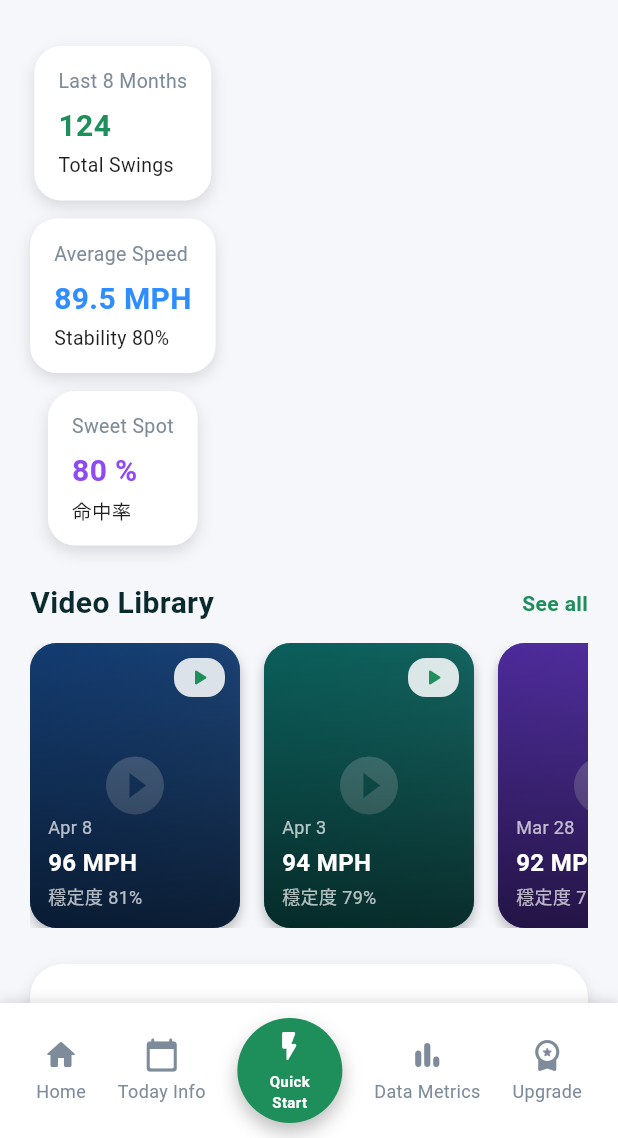
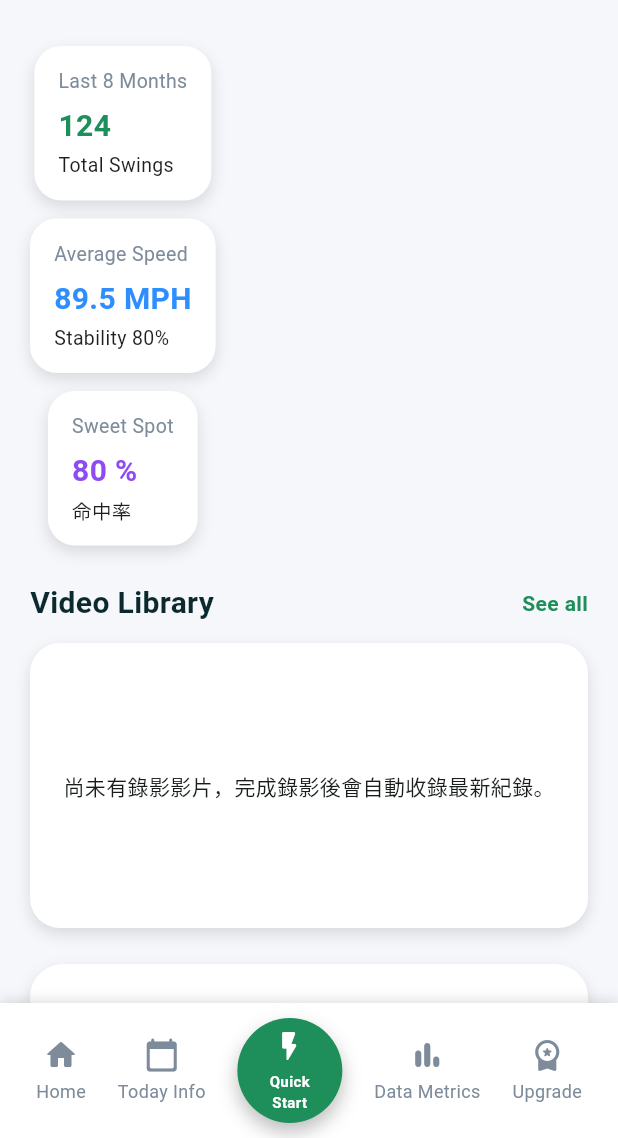
Before and after one commit to mywaytech168/golf_score_app, a Flutter app: the HomePage screen opened directly with empty values, on a phone screen of 412 x 824 dp, the part 98-1236 px from its top. Run offline on Flutter 3.47's test engine with Material 3 defaults, Android fonts, the phone set to English and light mode, and no system bars; our stand-ins replace camera, file_picker, flutter_blue_plus, permission_handler, rxdart, video_player; missing offline and left inert: dart:html, flutter_audio_capture.

Commit message:
前端 - 修正 - 首頁儀表板 - 調整影片庫排序與導覽行為

```diff
--- a/lib/pages/home_page.dart
+++ b/lib/pages/home_page.dart
@@ -70,15 +70,24 @@ class _HomePageState extends State<HomePage> {
     );
   }
 
-  /// 建立影片縮圖方塊，模擬設計稿中的 Video Library
-  Widget _buildVideoTile(_VideoCardData data) {
+  /// 建立影片縮圖方塊，將最新錄影資訊轉換為設計稿風格
+  Widget _buildVideoTile({
+    required RecordingHistoryEntry entry,
+    required Color baseColor,
+  }) {
+    // ---------- 字串組裝區 ----------
+    final recordedAt = entry.recordedAt;
+    final dateLabel = '${recordedAt.month.toString().padLeft(2, '0')}/${recordedAt.day.toString().padLeft(2, '0')}';
+    final durationLabel = '時長 ${entry.durationSeconds} 秒';
+    final modeLabel = entry.modeLabel;
+
     return Container(
       width: 140,
       margin: const EdgeInsets.only(right: 16),
       decoration: BoxDecoration(
         borderRadius: BorderRadius.circular(18),
         gradient: LinearGradient(
-          colors: [data.baseColor, data.baseColor.withOpacity(0.7)],
+          colors: [baseColor, baseColor.withOpacity(0.7)],
           begin: Alignment.topLeft,
           end: Alignment.bottomRight,
         ),
@@ -94,7 +103,7 @@ class _HomePageState extends State<HomePage> {
               child: DecoratedBox(
                 decoration: BoxDecoration(
                   gradient: LinearGradient(
-                    colors: [data.baseColor.withOpacity(0.95), data.baseColor.withOpacity(0.55)],
+                    colors: [baseColor.withOpacity(0.95), baseColor.withOpacity(0.55)],
                     begin: Alignment.bottomLeft,
                     end: Alignment.topRight,
                   ),
@@ -123,10 +132,10 @@ class _HomePageState extends State<HomePage> {
               child: Column(
                 crossAxisAlignment: CrossAxisAlignment.start,
                 children: [
-                  Text(data.dateLabel, style: const TextStyle(color: Colors.white70, fontSize: 12)),
+                  Text(dateLabel, style: const TextStyle(color: Colors.white70, fontSize: 12)),
                   const SizedBox(height: 4),
                   Text(
-                    data.speedLabel,
+                    entry.displayTitle,
                     style: const TextStyle(
                       color: Colors.white,
                       fontWeight: FontWeight.bold,
@@ -134,7 +143,10 @@ class _HomePageState extends State<HomePage> {
                     ),
                   ),
                   const SizedBox(height: 2),
-                  Text(data.stabilityLabel, style: const TextStyle(color: Colors.white70, fontSize: 12)),
+                  Text(
+                    '$modeLabel｜$durationLabel',
+                    style: const TextStyle(color: Colors.white70, fontSize: 12, height: 1.2),
+                  ),
                 ],
               ),
             ),
@@ -308,27 +320,20 @@ class _HomePageState extends State<HomePage> {
   @override
   Widget build(BuildContext context) {
     final theme = Theme.of(context);
-
-    // ---------- 假資料區 ----------
-    final videoList = [
-      _VideoCardData(
-        dateLabel: 'Apr 8',
-        speedLabel: '96 MPH',
-        stabilityLabel: '穩定度 81%',
-        baseColor: const Color(0xFF123B70),
-      ),
-      _VideoCardData(
-        dateLabel: 'Apr 3',
-        speedLabel: '94 MPH',
-        stabilityLabel: '穩定度 79%',
-        baseColor: const Color(0xFF0A5E5A),
-      ),
-      _VideoCardData(
-        dateLabel: 'Mar 28',
-        speedLabel: '92 MPH',
-        stabilityLabel: '穩定度 75%',
-        baseColor: const Color(0xFF4C2A9A),
-      ),
+    // ---------- 假資料區（調整為歷史資料產生卡片） ----------
+    // 先以時間由新到舊排序，確保影片庫最左側即為最新成果
+    final sortedHistory = List<RecordingHistoryEntry>.from(_recordingHistory)
+      ..sort((a, b) => b.recordedAt.compareTo(a.recordedAt));
+    // 影片庫僅展示前六筆，避免水平列表超出視覺焦點
+    final displayedHistory = sortedHistory.take(6).toList(growable: false);
+    // 依序套用固定配色，讓卡片易於辨識錄影批次
+    const palette = <Color>[
+      Color(0xFF123B70),
+      Color(0xFF0A5E5A),
+      Color(0xFF4C2A9A),
+      Color(0xFF1E8E5A),
+      Color(0xFF2E8EFF),
+      Color(0xFF8E4AF4),
     ];
 
     return Scaffold(
@@ -441,16 +446,52 @@ class _HomePageState extends State<HomePage> {
               },
             ),
             const SizedBox(height: 24),
-            _SectionHeader(title: 'Video Library', actionLabel: 'See all', onTap: () {}),
+            _SectionHeader(
+              title: 'Video Library',
+              actionLabel: 'See all',
+              onTap: () => _onBottomNavTap(3),
+            ),
             const SizedBox(height: 12),
-            SizedBox(
-              height: 190,
-              child: ListView.builder(
-                scrollDirection: Axis.horizontal,
-                itemCount: videoList.length,
-                itemBuilder: (context, index) => _buildVideoTile(videoList[index]),
+            if (_isHistoryLoading)
+              SizedBox(
+                height: 190,
+                child: Center(
+                  child: Column(
+                    mainAxisSize: MainAxisSize.min,
+                    children: const [
+                      CircularProgressIndicator(),
+                      SizedBox(height: 12),
+                      Text('正在整理影片庫...', style: TextStyle(fontSize: 14)),
+                    ],
+                  ),
+                ),
+              )
+            else if (displayedHistory.isEmpty)
+              Container(
+                height: 190,
+                alignment: Alignment.center,
+                decoration: BoxDecoration(
+                  color: Colors.white,
+                  borderRadius: BorderRadius.circular(20),
+                  boxShadow: const [
+                    BoxShadow(color: Colors.black12, blurRadius: 8, offset: Offset(0, 4)),
+                  ],
+                ),
+                child: const Text('尚未有錄影影片，完成錄影後會自動收錄最新紀錄。'),
+              )
+            else
+              SizedBox(
+                height: 190,
+                child: ListView.builder(
+                  scrollDirection: Axis.horizontal,
+                  itemCount: displayedHistory.length,
+                  itemBuilder: (context, index) {
+                    final entry = displayedHistory[index];
+                    final color = palette[index % palette.length];
+                    return _buildVideoTile(entry: entry, baseColor: color);
+                  },
+                ),
               ),
-            ),
             const SizedBox(height: 24),
             Container(
               padding: const EdgeInsets.all(20),
@@ -637,21 +678,6 @@ class _HomePageState extends State<HomePage> {
   }
 }
 
-/// Video Library 中的假資料模型
-class _VideoCardData {
-  final String dateLabel;
-  final String speedLabel;
-  final String stabilityLabel;
-  final Color baseColor;
-
-  const _VideoCardData({
-    required this.dateLabel,
-    required this.speedLabel,
-    required this.stabilityLabel,
-    required this.baseColor,
-  });
-}
-
 /// 雷達圖繪製器，呈現五個指標的相對表現
 class _RadarChartPainter extends CustomPainter {
   final List<double> values; // 介於 0 到 1 的比例值
```
